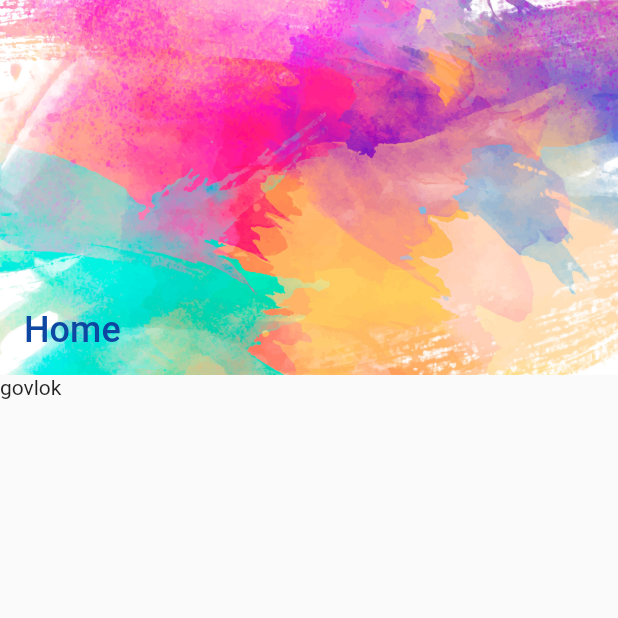
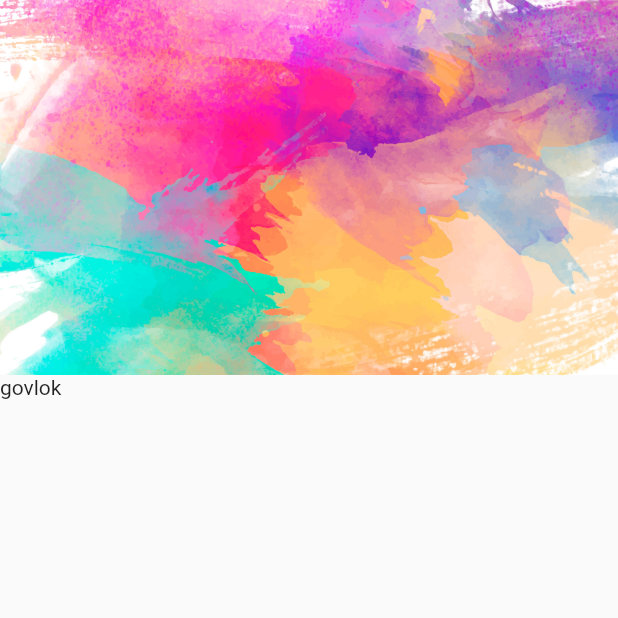
Before and after one commit to syukri21/Absent-Mobile, a Flutter app: the screen it shows after launch, on a phone screen of 412 x 824 dp, the top half of it. Run offline on Flutter 3.47's test engine with Material 2 defaults, Android fonts, the phone set to English and light mode, and no system bars.

Commit message:
fix sliver

```diff
--- a/lib/layout/main/main.dart
+++ b/lib/layout/main/main.dart
@@ -27,10 +27,9 @@ class LayoutMain extends StatelessWidget {
                     centerTitle: false,
                     titlePadding: EdgeInsets.all(16),
                     title: Text(
-                      this.title,
+                      top == 80.0 ? this.title : '',
                       style: TextStyle(
-                        color:
-                            top == 80.0 ? Colors.white : Colors.blue.shade900,
+                        color: Colors.white,
                         fontSize: 16.0,
                       ),
                     ),
```
